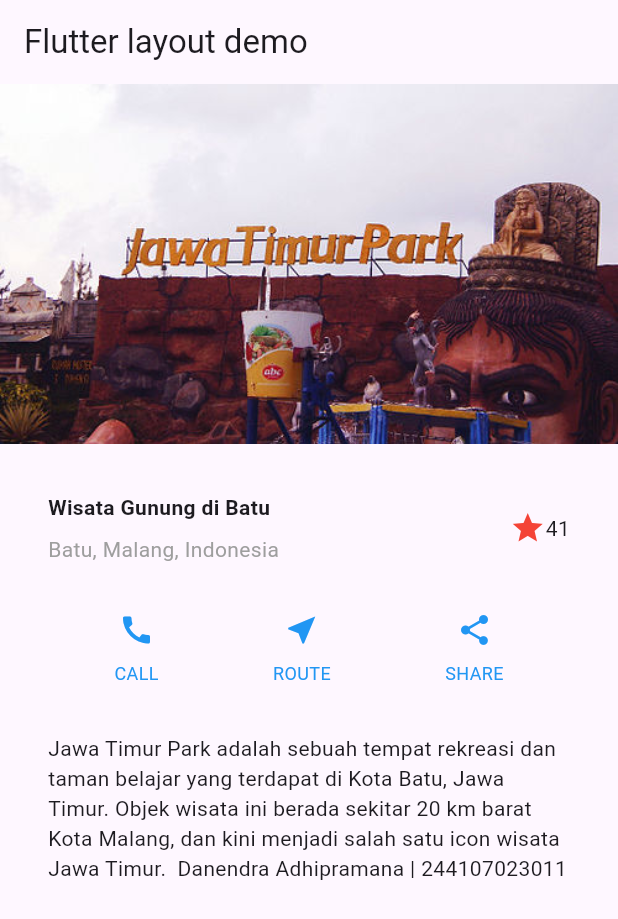
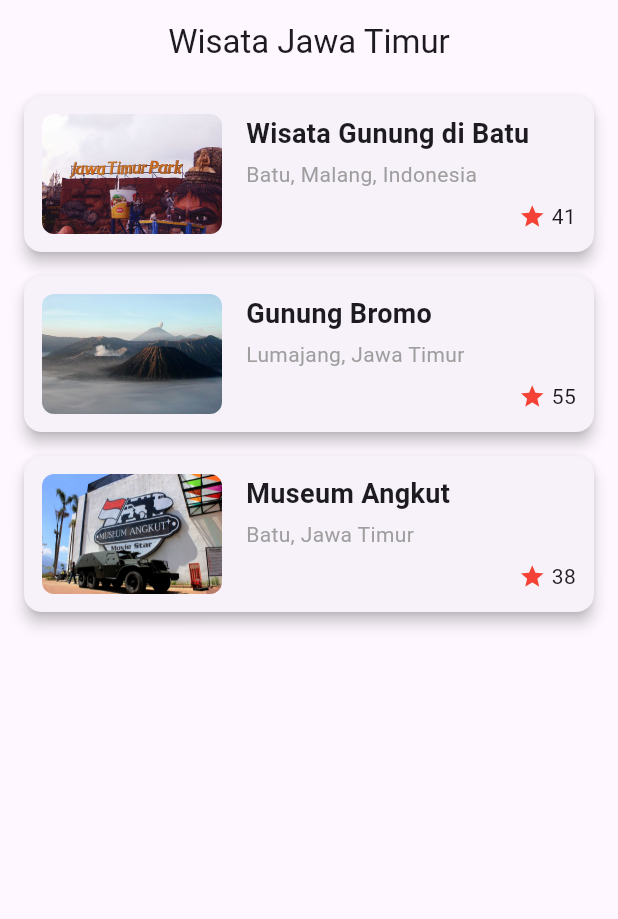
Before and after one commit to Danennndraaa/Pemrograman-Mobile-2025, a Flutter app: the screen it shows after launch, on a phone screen of 412 x 824 dp. Shown: the top 919 px of the screen. Run offline on Flutter 3.47's test engine with Material 3 defaults, Android fonts, the phone set to English and light mode, and no system bars.

Commit message:
Praktikum 5: Membangun Navigasi di Flutter

```diff
--- a/layout_flutter/lib/main.dart
+++ b/layout_flutter/lib/main.dart
@@ -1,4 +1,6 @@
 import 'package:flutter/material.dart';
+import 'pages/home_page.dart';
+import 'pages/item_page.dart';
 
 void main() => runApp(const MyApp());
 
@@ -7,109 +9,14 @@ class MyApp extends StatelessWidget {
 
   @override
   Widget build(BuildContext context) {
-
-    Color color = Colors.blue;
-
-    Widget buttonSection = Row(
-      mainAxisAlignment: MainAxisAlignment.spaceEvenly,
-      children: [
-        _buildButtonColumn(color, Icons.call, 'CALL'),
-        _buildButtonColumn(color, Icons.near_me, 'ROUTE'),
-        _buildButtonColumn(color, Icons.share, 'SHARE'),
-      ],
-    );
-
     return MaterialApp(
-      title: 'Flutter layout: Danendra Adhipramana 244107023011',
-      home: Scaffold(
-        appBar: AppBar(
-          title: const Text('Flutter layout demo'),
-        ),
-        body: ListView(
-          children: [
-            imageSection,
-            titleSection,
-            buttonSection,
-            textSection
-            // ganti Hello World dengan variabel titleSection
-          ],
-        ),
-      ),
+      title: 'Wisata Jawa Timur - Danendra Adhipramana 244107023011',
+      theme: ThemeData(primarySwatch: Colors.blue),
+      initialRoute: '/',
+      routes: {
+        '/': (context) => HomePage(),
+        '/item': (context) => const ItemPage(),
+      },
     );
   }
 }
-
-Widget titleSection = Container(
-  padding: const EdgeInsets.all(32), // soal 3: padding 32 di semua sisi
-  child: Row(
-    children: [
-      Expanded(
-        // soal 1: Column di dalam Expanded
-        child: Column(
-          crossAxisAlignment: CrossAxisAlignment.start, // posisi awal baris
-          children: [
-            // soal 2: Container dengan padding bottom = 8
-            Container(
-              padding: const EdgeInsets.only(bottom: 8),
-              child: const Text(
-                'Wisata Gunung di Batu',
-                style: TextStyle(
-                  fontWeight: FontWeight.bold,
-                ),
-              ),
-            ),
-            const Text(
-              'Batu, Malang, Indonesia',
-              style: TextStyle(
-                color: Colors.grey, // warna abu-abu
-              ),
-            ),
-          ],
-        ),
-      ),
-      // soal 3: ikon bintang merah + teks "41"
-      const Icon(
-        Icons.star,
-        color: Colors.red,
-      ),
-      const Text('41'),
-    ],
-  ),
-);
-
-Column _buildButtonColumn(Color color, IconData icon, String label) {
-  return Column(
-    mainAxisSize: MainAxisSize.min,
-    mainAxisAlignment: MainAxisAlignment.center,
-    children: [
-      Icon(icon, color: color),
-      Container(
-        margin: const EdgeInsets.only(top: 8),
-        child: Text(
-          label,
-          style: TextStyle(
-            fontSize: 12,
-            fontWeight: FontWeight.w400,
-            color: color,
-          ),
-        ),
-      ),
-    ],
-  );
-}
-
-Widget textSection = Container(
-  padding: const EdgeInsets.all(32),
-  child: const Text(
-        'Jawa Timur Park adalah sebuah tempat rekreasi dan taman belajar yang terdapat di Kota Batu, Jawa Timur. Objek wisata ini berada sekitar 20 km barat Kota Malang, dan kini menjadi salah satu icon wisata Jawa Timur. '
-        ' Danendra Adhipramana | 244107023011',
-    softWrap: true,
-  ),
-);
-
-Widget imageSection = Image.asset(
-  'images/jtp.jpg', // pastikan nama file sama seperti di pubspec.yaml
-  width: 600,
-  height: 240,
-  fit: BoxFit.cover,
-);
--- /dev/null
+++ b/layout_flutter/lib/models/item.dart
@@ -0,0 +1,15 @@
+class Item {
+  final String title;
+  final String location;
+  final String imagePath;
+  final String description;
+  final int stars;
+
+  Item({
+    required this.title,
+    required this.location,
+    required this.imagePath,
+    required this.description,
+    required this.stars,
+  });
+}
--- /dev/null
+++ b/layout_flutter/lib/pages/home_page.dart
@@ -0,0 +1,62 @@
+import 'package:flutter/material.dart';
+import 'package:layout_flutter/widget/item_card.dart';
+import '../models/item.dart';
+import 'item_page.dart';
+
+class HomePage extends StatelessWidget {
+  HomePage({super.key});
+
+  final List<Item> items = [
+    Item(
+      title: 'Wisata Gunung di Batu',
+      location: 'Batu, Malang, Indonesia',
+      imagePath: 'images/jtp.jpg',
+      description:
+      'Jawa Timur Park adalah tempat rekreasi dan taman belajar di Kota Batu. '
+          'Objek wisata ini berada sekitar 20 km barat Kota Malang, dan menjadi salah satu ikon wisata Jawa Timur.',
+      stars: 41,
+    ),
+    Item(
+      title: 'Gunung Bromo',
+      location: 'Lumajang, Jawa Timur',
+      imagePath: 'images/bromo.jpg',
+      description:
+      'Gunung Bromo terkenal dengan pemandangan matahari terbitnya yang indah dan lautan pasir yang luas.',
+      stars: 55,
+    ),
+    Item(
+      title: 'Museum Angkut',
+      location: 'Batu, Jawa Timur',
+      imagePath: 'images/museum.jpg',
+      description:
+      'Museum Angkut menampilkan koleksi kendaraan klasik dari seluruh dunia dengan konsep edukatif dan hiburan.',
+      stars: 38,
+    ),
+  ];
+
+  @override
+  Widget build(BuildContext context) {
+    return Scaffold(
+      appBar: AppBar(
+        title: const Text('Wisata Jawa Timur'),
+        centerTitle: true,
+      ),
+      body: ListView.builder(
+        itemCount: items.length,
+        itemBuilder: (context, index) {
+          final item = items[index];
+          return ItemCard(
+            item: item,
+            onTap: () {
+              Navigator.pushNamed(
+                context,
+                '/item',
+                arguments: item,
+              );
+            },
+          );
+        },
+      ),
+    );
+  }
+}
--- /dev/null
+++ b/layout_flutter/lib/widget/item_card.dart
@@ -0,0 +1,76 @@
+import 'package:flutter/material.dart';
+import '../models/item.dart';
+
+class ItemCard extends StatelessWidget {
+  final Item item;
+  final VoidCallback onTap;
+
+  const ItemCard({super.key, required this.item, required this.onTap});
+
+  @override
+  Widget build(BuildContext context) {
+    return InkWell(
+      onTap: onTap,
+      child: Card(
+        margin: const EdgeInsets.symmetric(horizontal: 16, vertical: 8),
+        elevation: 4,
+        shape: RoundedRectangleBorder(borderRadius: BorderRadius.circular(12)),
+        child: Padding(
+          padding: const EdgeInsets.all(12),
+          child: Row(
+            crossAxisAlignment: CrossAxisAlignment.start,
+            children: [
+              // Gambar di sebelah kiri
+              ClipRRect(
+                borderRadius: BorderRadius.circular(8),
+                child: Image.asset(
+                  item.imagePath,
+                  width: 120, // ukuran gambar lebih kecil
+                  height: 80,
+                  fit: BoxFit.cover,
+                ),
+              ),
+              const SizedBox(width: 16),
+
+              // Teks di kanan
+              Expanded(
+                child: Column(
+                  crossAxisAlignment: CrossAxisAlignment.start,
+                  children: [
+                    Text(
+                      item.title,
+                      style: const TextStyle(
+                        fontSize: 18,
+                        fontWeight: FontWeight.bold,
+                      ),
+                    ),
+                    const SizedBox(height: 4),
+                    Text(
+                      item.location,
+                      style: const TextStyle(
+                        color: Colors.grey,
+                        fontSize: 14,
+                      ),
+                    ),
+                    const SizedBox(height: 8),
+                    Row(
+                      mainAxisAlignment: MainAxisAlignment.end,
+                      children: [
+                        const Icon(Icons.star, color: Colors.red, size: 18),
+                        const SizedBox(width: 4),
+                        Text(
+                          '${item.stars}',
+                          style: const TextStyle(fontSize: 14),
+                        ),
+                      ],
+                    ),
+                  ],
+                ),
+              ),
+            ],
+          ),
+        ),
+      ),
+    );
+  }
+}
--- a/layout_flutter/pubspec.yaml
+++ b/layout_flutter/pubspec.yaml
@@ -53,6 +53,8 @@ dev_dependencies:
 flutter:
   assets:
     - images/jtp.jpg
+    - images/bromo.jpg
+    - images/museum.jpg
 
   # The following line ensures that the Material Icons font is
   # included with your application, so that you can use the icons in
```
Also changed, not shown: layout_flutter/lib/pages/item_page.dart (added, +30 -0 lines), layout_flutter/lib/widget/action_button.dart (added, +44 -0 lines), layout_flutter/lib/widget/item_detail.dart (added, +52 -0 lines), layout_flutter/images/bromo.jpg (added), layout_flutter/images/museum.jpg (added).
